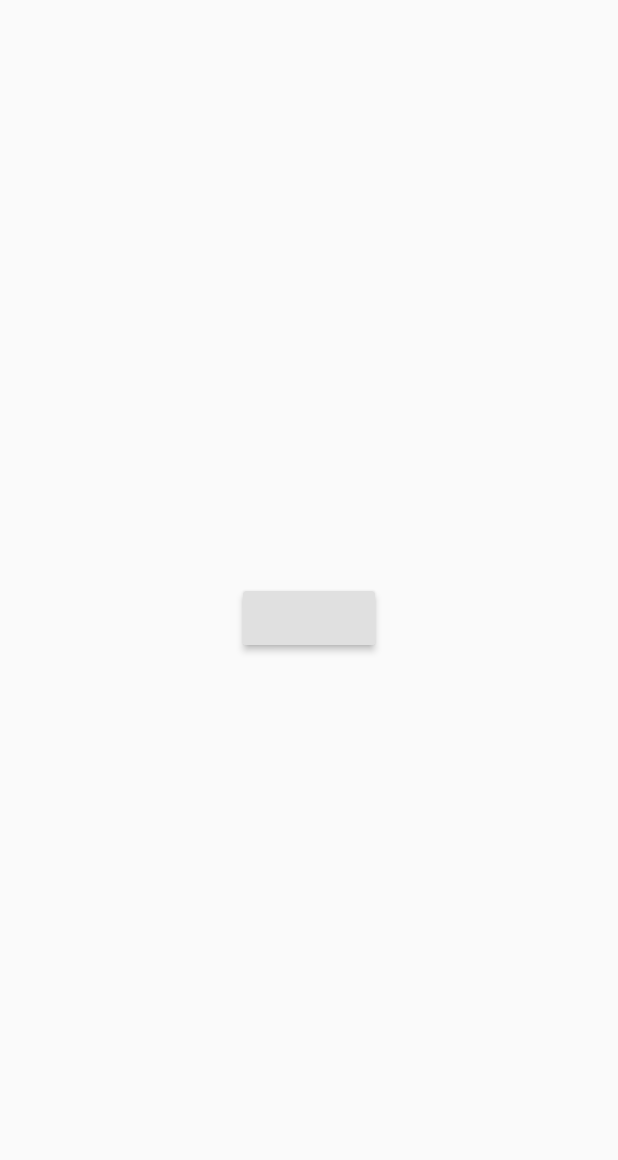
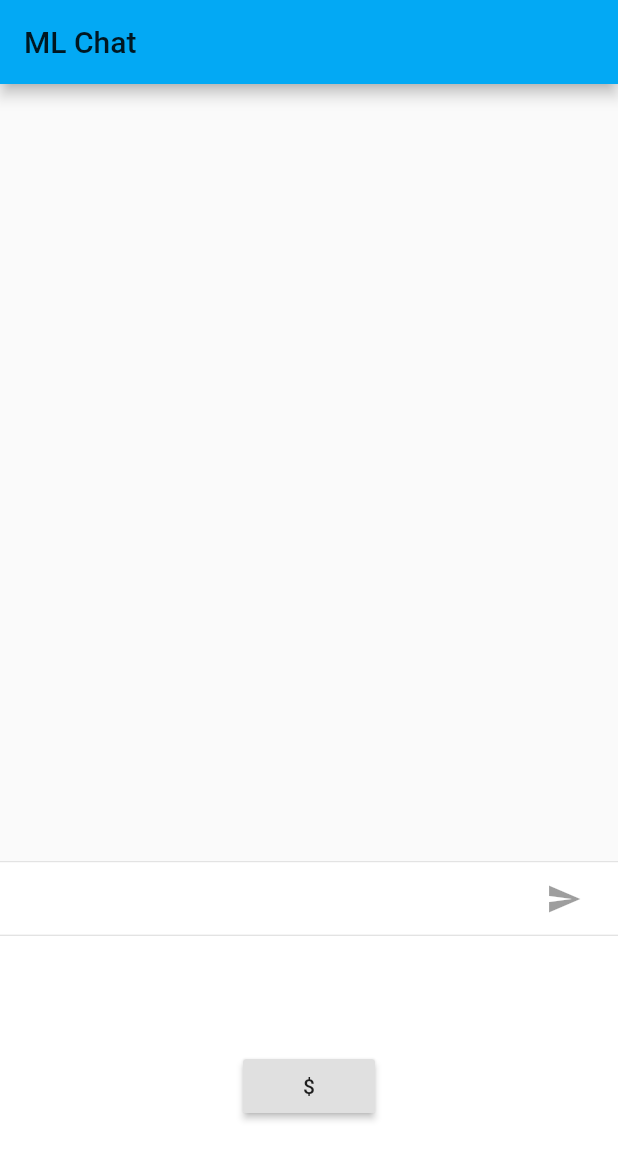
Before and after one commit to anooptomar1/ML-Chat, a Flutter app: the screen it shows after launch, on a phone screen of 412 x 824 dp. Shown: the top 1160 px of the screen. Run offline on Flutter 3.47's test engine with Material 2 defaults, Android fonts, the phone set to English and light mode, and no system bars; our stand-ins replace firebase_auth, firebase_core, google_sign_in; accounts and stored records are empty.

Commit message:
made some changes to ui

```diff
--- a/lib/main.dart
+++ b/lib/main.dart
@@ -21,8 +21,6 @@ final ThemeData kDefaultTheme = new ThemeData(
   accentColor: Colors.greenAccent[400],
 );
 
-
-final FirebaseAuth _auth = FirebaseAuth.instance;
 final GoogleSignIn _googleSignIn = new GoogleSignIn();
 
 Future<Null> _ensureLoggedIn() async {
@@ -32,8 +30,6 @@ Future<Null> _ensureLoggedIn() async {
   if (user == null)
     await _googleSignIn.signIn();
 }
-
-const String _name = "Rowan";
 
 void main() {
   runApp(new ChatApp());
@@ -47,30 +43,10 @@ class ChatApp extends StatelessWidget {
       theme: defaultTargetPlatform == TargetPlatform.iOS
           ? kIOSTheme
           : kDefaultTheme,
-      home: new LoginScreen(),
+      home: new ChatScreen(),
       routes: <String, WidgetBuilder> {
-        'login': (BuildContext context) => new LoginScreen(),
         'chat': (BuildContext context) => new ChatScreen(),
       }
-    );
-  }
-}
-
-class LoginScreen extends StatefulWidget {
-  @override
-  State createState() => new LoginState();
-}
-
-class LoginState extends State<LoginScreen> {
-
-  @override
-  Widget build(BuildContext context) {
-    return new Scaffold(
-      body: new Center(
-        child: new RaisedButton(onPressed: (() {
-          Navigator.of(context).pushNamed('chat');
-        }))
-      )
     );
   }
 }
@@ -115,6 +91,7 @@ class ChatState extends State<ChatScreen> with TickerProviderStateMixin {
             decoration: new BoxDecoration(color: Theme.of(context).cardColor),
             child: new Center(
                 child: new RaisedButton(
+                    child: new Text('\$'),
                     onPressed: ((){
                       setState(() {
                         input = new Text('${input.data}\$');
@@ -191,6 +168,7 @@ class ChatState extends State<ChatScreen> with TickerProviderStateMixin {
 }
 
 class Message extends StatelessWidget {
+
   Message({this.text, this.animationController});
   final String text;
   final AnimationController animationController;
@@ -207,13 +185,14 @@ class Message extends StatelessWidget {
           children: <Widget>[
             new Container(
               margin: const EdgeInsets.only(right: 16.0),
-              child: new CircleAvatar(child: new Text(_name[0])),
+              child: new CircleAvatar(child: new Text(_googleSignIn.currentUser.displayName[0])),
+              //child: new CircleAvatar(child: new Text(_name[0])),
             ),
             new Expanded(
               child: new Column(
                 crossAxisAlignment: CrossAxisAlignment.start,
                 children: <Widget>[
-                  new Text(_name, style: Theme.of(context).textTheme.subhead),
+                  new Text(_googleSignIn.currentUser.displayName, style: Theme.of(context).textTheme.subhead),
                   new Container(
                     margin: const EdgeInsets.only(top: 5.0),
                     child: new Text(text),
```
